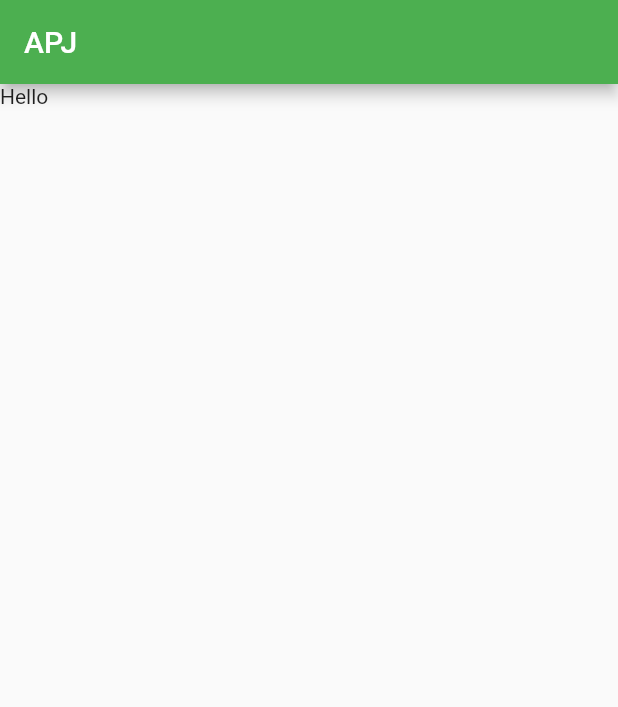
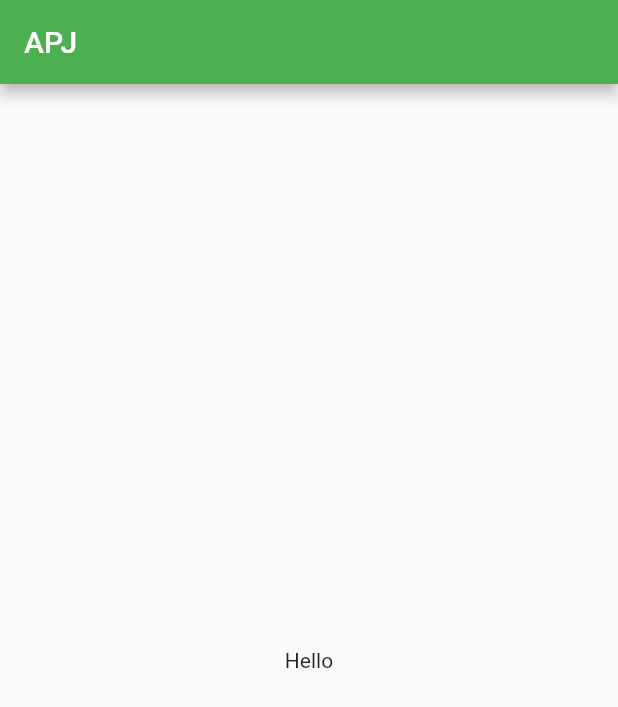
Before and after one commit to joiddev/android_APP, a Flutter app: the screen it shows after launch, on a phone screen of 412 x 824 dp. Shown: the top 707 px of the screen. Run offline on Flutter 3.47's test engine with Material 2 defaults, Android fonts, the phone set to English and light mode, and no system bars.

Commit message:
CenterWidget

```diff
--- a/lib/main.dart
+++ b/lib/main.dart
@@ -13,10 +13,13 @@ class MyApp extends StatelessWidget {
     return MaterialApp(
       title: "My App",
       home: Scaffold(
+        //Scaffold = layout
         appBar: AppBar(
           title: Text("APJ"),
         ),
-        body: Text("Hello"),
+        body: Center(
+          child: Text("Hello"),
+        ),
       ),
       theme: ThemeData(primarySwatch: Colors.green),
     );
```
